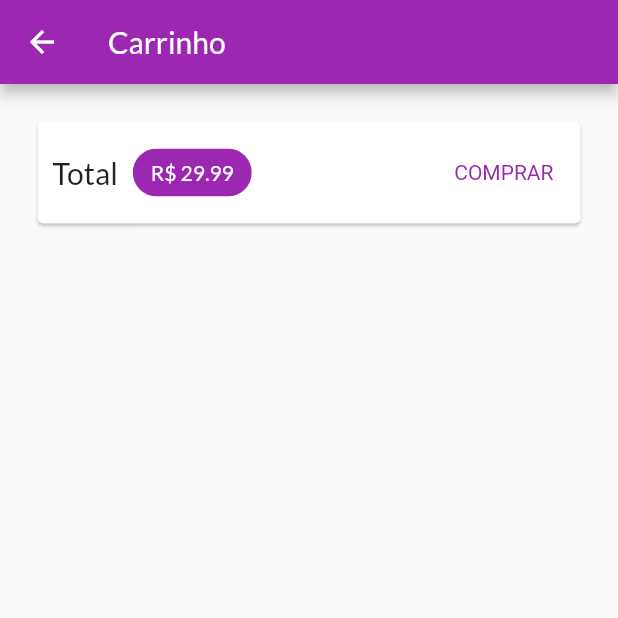
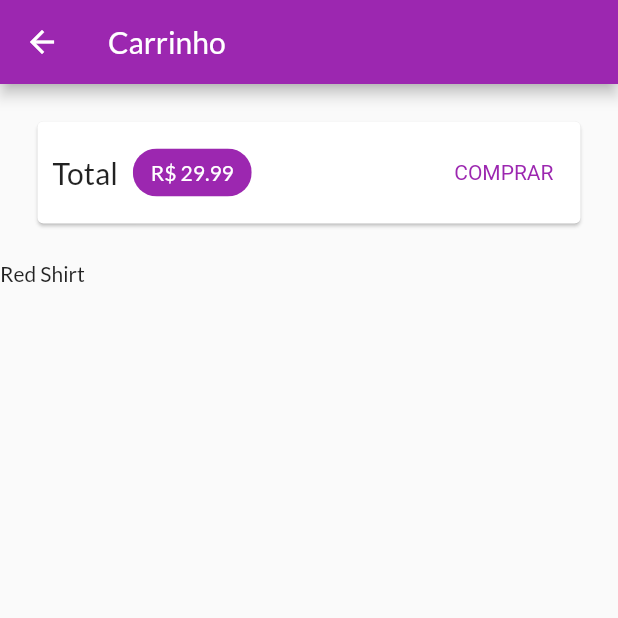
Before and after one commit to mechztcc/flutter-shop, a Flutter app: the screen it shows after launch, after a tap on the "favorite outline" icon, after a tap on the "shopping cart" icon, after a tap on the "shopping bag" icon, on a phone screen of 412 x 824 dp, the top half of it. Run offline on Flutter 3.47's test engine with Material 2 defaults, Android fonts, the phone set to English and light mode, and no system bars; network calls fail.

Commit message:
add cart item widget

```diff
--- /dev/null
+++ b/lib/components/cart_item.dart
@@ -0,0 +1,13 @@
+import 'package:flutter/material.dart';
+import 'package:shop/models/cart_item.dart';
+
+class CartItemWidget extends StatelessWidget {
+  final CartItem cartItem;
+
+  const CartItemWidget({Key? key, required this.cartItem}) : super(key: key);
+
+  @override
+  Widget build(BuildContext context) {
+    return Text(cartItem.name);
+  }
+}
--- a/lib/views/cart_page.dart
+++ b/lib/views/cart_page.dart
@@ -1,5 +1,6 @@
 import 'package:flutter/material.dart';
 import 'package:provider/provider.dart';
+import 'package:shop/components/cart_item.dart';
 import 'package:shop/models/cart.dart';
 
 class CartPage extends StatelessWidget {
@@ -8,6 +9,7 @@ class CartPage extends StatelessWidget {
   @override
   Widget build(BuildContext context) {
     final Cart cart = Provider.of(context);
+    final items = cart.items.values.toList();
 
     return Scaffold(
       appBar: AppBar(
@@ -50,7 +52,13 @@ class CartPage extends StatelessWidget {
               ],
             ),
           ),
-        )
+        ),
+        Expanded(
+          child: ListView.builder(
+            itemCount: items.length,
+            itemBuilder: (ctx, index) => CartItemWidget(cartItem: items[index]),
+          ),
+        ),
       ]),
     );
   }
```
